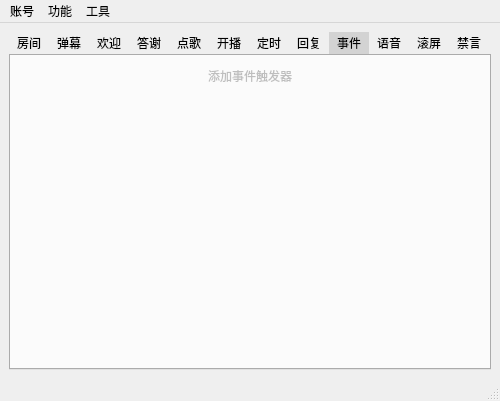
Qt form mainwindow.ui (iwxyi/Bilibili-MagicalDanmaku) before a commit.
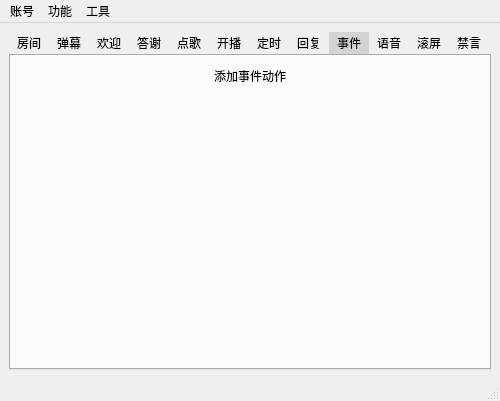
The same form after that commit. The open tabs and pages were chosen to show the change. Icons and pictures are not drawn. Custom widgets are drawn as their Qt base class.

Commit message: 添加事件动作

```diff
--- a/mainwindow.ui
+++ b/mainwindow.ui
@@ -1512,13 +1512,13 @@
         <item>
          <widget class="QPushButton" name="addEventButton">
           <property name="enabled">
-           <bool>false</bool>
+           <bool>true</bool>
           </property>
           <property name="toolTip">
            <string>&lt;html&gt;&lt;head/&gt;&lt;body&gt;&lt;p&gt;添加关键词自动回复&lt;/p&gt;&lt;p&gt;关键词支持正则表达式，多个词语使用“|”隔开&lt;/p&gt;&lt;p&gt;若一条弹幕适配多条关键词表达式，则只回复最上面的一条回复&lt;/p&gt;&lt;/body&gt;&lt;/html&gt;</string>
           </property>
           <property name="text">
-           <string>添加事件触发器</string>
+           <string>添加事件动作</string>
           </property>
           <property name="flat">
            <bool>true</bool>
```
Left out of the diff: 2 changed lines with no effect on the pictures. The commit also changes 9 other files.
